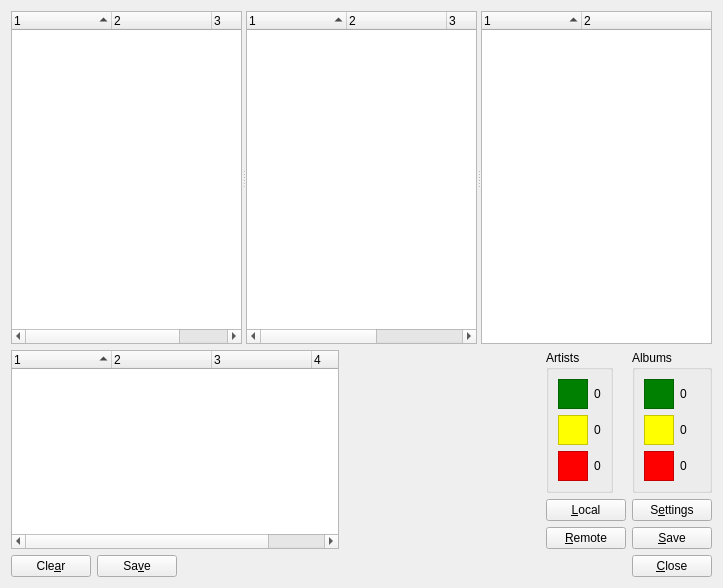
Old version of the form ui/main.ui in the repository KenjiTakahashi/gayeogi.
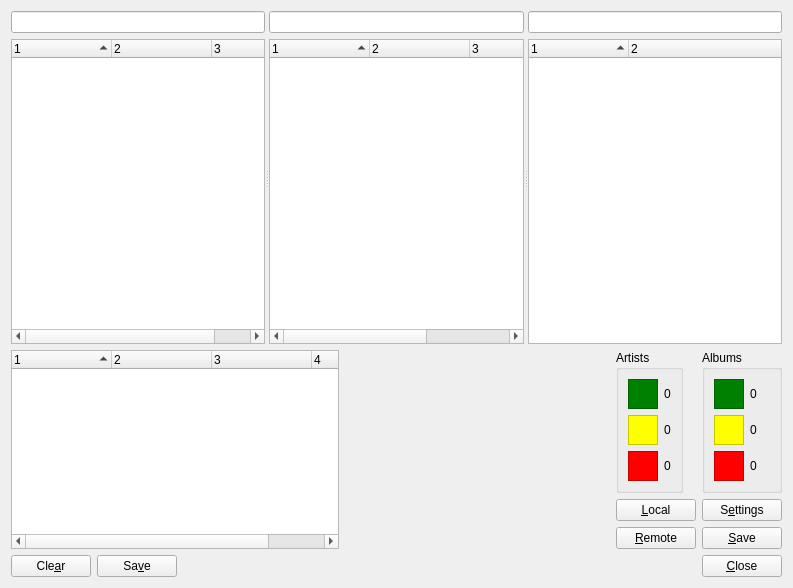
New version of the form.

Diff of the .ui file:
```diff
--- a/ui/main.ui
+++ b/ui/main.ui
@@ -6,7 +6,7 @@
    <rect>
     <x>0</x>
     <y>0</y>
-    <width>723</width>
+    <width>793</width>
     <height>588</height>
    </rect>
   </property>
@@ -22,6 +22,19 @@
         <property name="orientation">
          <enum>Qt::Horizontal</enum>
         </property>
+        <widget class="QWidget" name="widget_6" native="true">
+         <layout class="QVBoxLayout" name="verticalLayout_3">
+          <property name="margin">
+           <number>0</number>
+          </property>
+          <item>
+           <widget class="QLineEdit" name="artistFilter">
+            <property name="statusTip">
+             <string>Pattern: &lt;column_name&gt;: &lt;phrase_to_search&gt;</string>
+            </property>
+           </widget>
+          </item>
+          <item>
         <widget class="QTreeWidget" name="artists">
          <property name="editTriggers">
           <set>QAbstractItemView::NoEditTriggers</set>
@@ -54,6 +67,22 @@
           </property>
          </column>
         </widget>
+          </item>
+         </layout>
+        </widget>
+        <widget class="QWidget" name="widget_7" native="true">
+         <layout class="QVBoxLayout" name="verticalLayout_4">
+          <property name="margin">
+           <number>0</number>
+          </property>
+          <item>
+           <widget class="QLineEdit" name="albumFilter">
+            <property name="statusTip">
+             <string>Pattern: &lt;column_name&gt;: &lt;phrase_to_search&gt;</string>
+            </property>
+           </widget>
+          </item>
+          <item>
         <widget class="QTreeWidget" name="albums">
          <property name="editTriggers">
           <set>QAbstractItemView::NoEditTriggers</set>
@@ -94,6 +123,22 @@
           </property>
          </column>
         </widget>
+          </item>
+         </layout>
+        </widget>
+        <widget class="QWidget" name="widget_8" native="true">
+         <layout class="QVBoxLayout" name="verticalLayout_5">
+          <property name="margin">
+           <number>0</number>
+          </property>
+          <item>
+           <widget class="QLineEdit" name="trackFilter">
+            <property name="statusTip">
+             <string>Pattern: &lt;column_name&gt;: &lt;phrase_to_search&gt;</string>
+            </property>
+           </widget>
+          </item>
+          <item>
         <widget class="QTreeWidget" name="tracks">
          <property name="editTriggers">
           <set>QAbstractItemView::NoEditTriggers</set>
@@ -126,6 +171,9 @@
            <string notr="true">2</string>
           </property>
          </column>
+           </widget>
+          </item>
+         </layout>
         </widget>
        </widget>
       </item>
```
Lines whose indentation alone changed are shown as unchanged.
